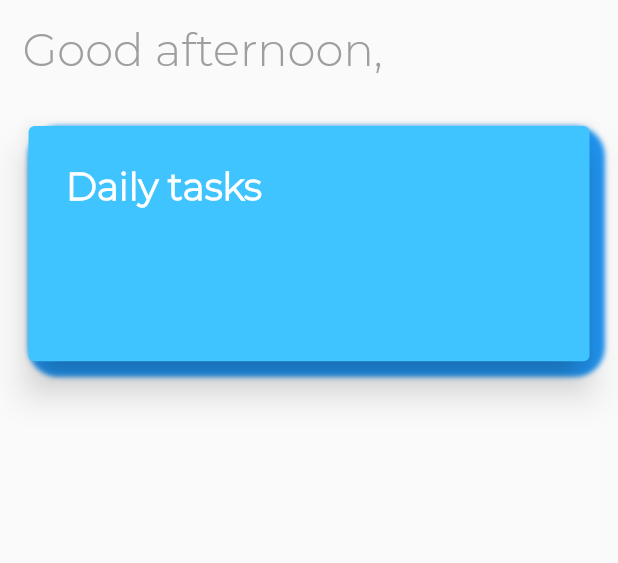
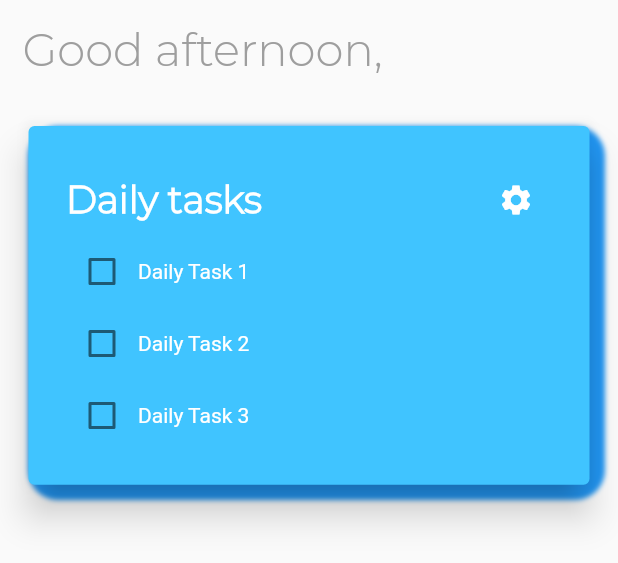
Before and after one commit to walclu/doodle_app, a Flutter app: the HomeLayout widget shown alone on an empty page, opened directly, on a phone screen of 412 x 824 dp. Shown: the top 563 px of the screen. Run offline on Flutter 3.47's test engine with Material 2 defaults, Android fonts, the phone set to English and light mode, and no system bars; our stand-ins replace cloud_firestore, firebase_auth, firebase_core, flutter_spinkit, font_awesome_flutter; accounts and stored records are empty; project files that could hold a hidden picture were left out.

Commit message:
Updated home layout

```diff
--- a/lib/screens/home/home.dart
+++ b/lib/screens/home/home.dart
@@ -56,6 +56,7 @@ class _HomeScreenState extends State<HomeScreen> {
                 duration: Duration(milliseconds: 200),
                 child: Material(
                   child: Scaffold(
+                    resizeToAvoidBottomInset: false,
                     body: Column(
                       crossAxisAlignment: CrossAxisAlignment.start,
                         children: [
--- a/lib/screens/home/home_layout.dart
+++ b/lib/screens/home/home_layout.dart
@@ -1,5 +1,6 @@
 import 'package:doodle_app/models/project.dart';
 import 'package:doodle_app/models/user_mod.dart';
+import 'package:doodle_app/screens/home/project_tile.dart';
 import 'package:doodle_app/shared/constants.dart';
 import 'package:flutter/material.dart';
 import 'package:provider/provider.dart';
@@ -13,6 +14,11 @@ class HomeLayout extends StatefulWidget {
 }
 
 class _HomeLayoutState extends State<HomeLayout> {
+
+  bool isChecked1 = false;
+  bool isChecked2 = false;
+  bool isChecked3 = false;
+
   @override
   Widget build(BuildContext context) {
     final user = Provider.of<UserMod>(context);
@@ -39,7 +45,7 @@ class _HomeLayoutState extends State<HomeLayout> {
           ),
           SizedBox(height:10),
           Container(
-            height: MediaQuery.of(context).size.height*0.2,
+            height: MediaQuery.of(context).size.height*0.3,
             width: MediaQuery.of(context).size.width,
             decoration: BoxDecoration(
               borderRadius: const BorderRadius.all(Radius.circular(20)),
@@ -53,6 +59,9 @@ class _HomeLayoutState extends State<HomeLayout> {
                 child: Column(
                   crossAxisAlignment: CrossAxisAlignment.start,
                   children: [
+                    Row(
+                      mainAxisAlignment: MainAxisAlignment.spaceBetween,
+                      children: [
                         const Text('Daily tasks',
                           style: TextStyle(
                             fontFamily: 'Montserrat',
@@ -60,11 +69,85 @@ class _HomeLayoutState extends State<HomeLayout> {
                             color: Colors.white,
                             fontWeight: FontWeight.bold,
                           ),
-
+                        ),
+                        IconButton(
+                          icon: const Icon(Icons.settings),
+                          onPressed: () {},
+                          color: Colors.white,
+                        ),
+                      ],
+                    ),
+                    Row(
+                      children: [
+                        Checkbox(
+                          checkColor: Colors.white,
+                          value: isChecked1,
+                          onChanged: (bool? value) {
+                            setState(() {
+                              isChecked1 = value!;
+                            });
+                          },
+                        ),
+                        Text('Daily Task 1',
+                          style: TextStyle(
+                            color: isChecked1 ? Colors.grey : Colors.white ,
+                            decoration: isChecked1 ? TextDecoration.lineThrough : null,
+                          ),
+                        ),
+                      ],
+                    ),
+                    Row(
+                      children: [
+                        Checkbox(
+                          checkColor: Colors.white,
+                          value: isChecked2,
+                          onChanged: (bool? value) {
+                            setState(() {
+                              isChecked2 = value!;
+                            });
+                          },
+                        ),
+                        Text('Daily Task 2',
+                          style: TextStyle(
+                            color: isChecked2 ? Colors.grey : Colors.white ,
+                            decoration: isChecked2 ? TextDecoration.lineThrough : null,
+                          ),
+                        ),
+                      ],
+                    ),
+                    Row(
+                      children: [
+                        Checkbox(
+                          checkColor: Colors.white,
+                          value: isChecked3,
+                          onChanged: (bool? value) {
+                            setState(() {
+                              isChecked3 = value!;
+                            });
+                          },
+                        ),
+                        Text('Daily Task 3',
+                          style: TextStyle(
+                            color: isChecked3 ? Colors.grey : Colors.white ,
+                            decoration: isChecked3 ? TextDecoration.lineThrough : null,
+                          ),
+                        ),
+                      ],
                     ),
                   ],
                 ),
               ),
+            ),
+          ),
+          SizedBox(height:50),
+          Container(
+            height: 100,
+            child: ListView.builder(
+              scrollDirection: Axis.horizontal,
+              itemCount: projects.length,
+              itemBuilder: (context, it) {
+                return ProjectTile(project: projects[it], index: it);
+              },
             ),
           ),
         ],
```
Also changed, not shown: lib/screens/home/project_tile.dart (+8 -10 lines). Lines whose indentation alone changed are shown as unchanged.
